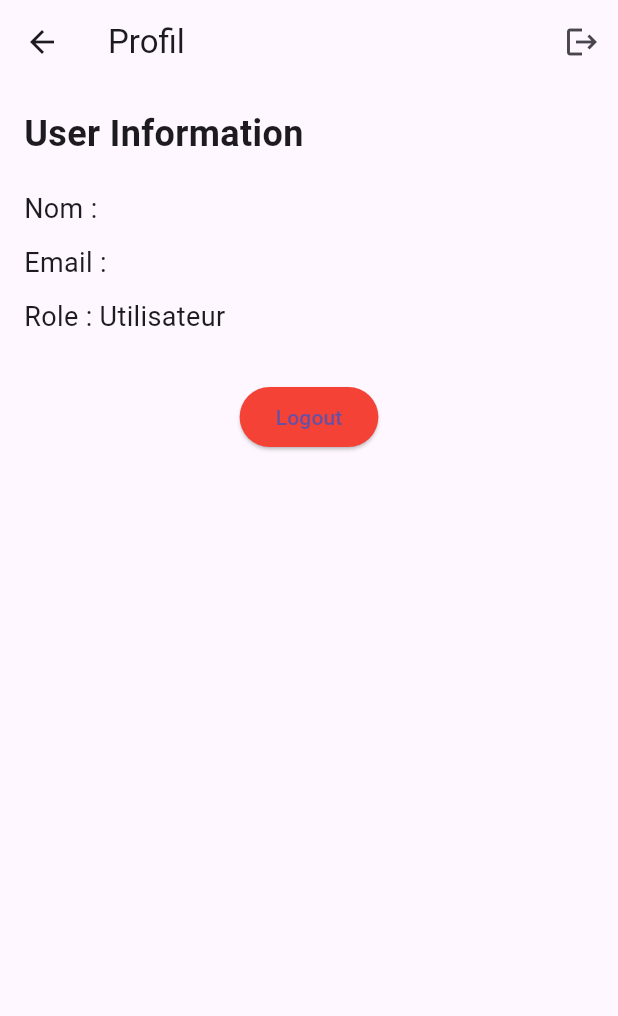
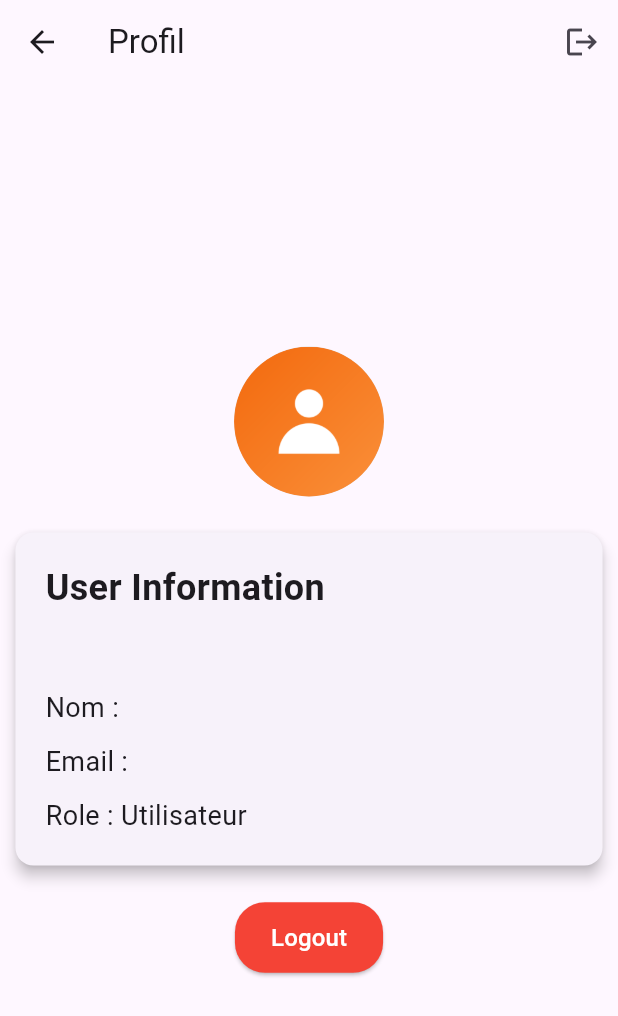
Before and after one commit to oussama117/ApplicationFlutterIot, a Flutter app: the ProfileScreen screen opened by its route, on a phone screen of 412 x 824 dp. Shown: the top 1016 px of the screen. Run offline on Flutter 3.47's test engine with Material 3 defaults, Android fonts, the phone set to English and light mode, and no system bars; our stand-ins replace fl_chart, flutter_local_notifications, shared_preferences; accounts and stored records are empty.

```diff
--- a/frontend/lib/screens/ProfileScreen.dart
+++ b/frontend/lib/screens/ProfileScreen.dart
@@ -4,20 +4,39 @@ import 'package:shared_preferences/shared_preferences.dart';
 class ProfileScreen extends StatelessWidget {
   const ProfileScreen({super.key});
 
-  // Fonction pour récupérer les informations utilisateur
+  // Fetch user information from SharedPreferences
   Future<Map<String, String>> getUserInfo() async {
     final prefs = await SharedPreferences.getInstance();
+
+    String name = prefs.getString('userName') ?? 'Inconnu';
+    String email = prefs.getString('userEmail') ?? 'Non renseigné';
+    String role = prefs.getString('userRole') ?? 'Utilisateur';
+
+    // Debugging output to check the values being fetched
+    print('Fetched user info - Name: $name, Email: $email, Role: $role');
+
     return {
-      'name': prefs.getString('userName') ?? 'Inconnu',
-      'email': prefs.getString('userEmail') ?? 'Non renseigné',
-      'role': prefs.getString('userRole') ?? 'Utilisateur',
+      'name': name,
+      'email': email,
+      'role': role,
     };
   }
 
-  // Fonction de déconnexion
+  // Save user information to SharedPreferences
+  Future<void> saveUserInfo() async {
+    final prefs = await SharedPreferences.getInstance();
+    await prefs.setString('userName', 'John Doe');
+    await prefs.setString('userEmail', 'john.doe@example.com');
+    await prefs.setString('userRole', 'Admin');
+
+    // Debugging output to ensure data is saved
+    print('User Info Saved: John Doe, john.doe@example.com, Admin');
+  }
+
+  // Logout function
   Future<void> logout(BuildContext context) async {
     final prefs = await SharedPreferences.getInstance();
-    await prefs.clear(); // Supprimer toutes les données
+    await prefs.clear();
     Navigator.pushReplacementNamed(context, '/login');
   }
 
@@ -42,36 +61,79 @@ class ProfileScreen extends StatelessWidget {
 
           if (snapshot.hasError) {
             return const Center(
-                child: Text('Erreur lors du chargement des données.'));
+              child: Text('Erreur lors du chargement des données.'),
+            );
           }
 
           final userInfo = snapshot.data!;
 
-          return Padding(
-            padding: const EdgeInsets.all(16.0),
+          return Center(
             child: Column(
-              crossAxisAlignment: CrossAxisAlignment.start,
+              mainAxisAlignment: MainAxisAlignment.center,
               children: [
-                const Text(
-                  'User Information',
-                  style: TextStyle(fontSize: 24, fontWeight: FontWeight.bold),
+                // Profile Picture
+                CircleAvatar(
+                  radius: 50,
+                  backgroundColor: Colors.grey[300],
+                  backgroundImage: const AssetImage('assets/img/profile.png'),
+                  onBackgroundImageError: (_, __) => const Icon(
+                    Icons.person,
+                    size: 50,
+                  ),
                 ),
                 const SizedBox(height: 20),
-                Text('Nom : ${userInfo['name']}',
-                    style: const TextStyle(fontSize: 18)),
-                const SizedBox(height: 10),
-                Text('Email : ${userInfo['email']}',
-                    style: const TextStyle(fontSize: 18)),
-                const SizedBox(height: 10),
-                Text('Role : ${userInfo['role']}',
-                    style: const TextStyle(fontSize: 18)),
-                const SizedBox(height: 30),
-                Center(
-                  child: ElevatedButton(
-                    onPressed: () => logout(context),
-                    style:
-                        ElevatedButton.styleFrom(backgroundColor: Colors.red),
-                    child: const Text('Logout'),
+                // User Info Card
+                Card(
+                  shape: RoundedRectangleBorder(
+                    borderRadius: BorderRadius.circular(12),
+                  ),
+                  elevation: 4,
+                  child: Container(
+                    width: MediaQuery.of(context).size.width * 0.95,
+                    padding: const EdgeInsets.all(20.0),
+                    child: Column(
+                      crossAxisAlignment: CrossAxisAlignment.start,
+                      mainAxisSize: MainAxisSize.min,
+                      children: [
+                        const Text(
+                          'User Information',
+                          style: TextStyle(
+                              fontSize: 24, fontWeight: FontWeight.bold),
+                        ),
+                        const SizedBox(height: 50),
+                        Text(
+                          'Nom : ${userInfo['name']}',
+                          style: const TextStyle(fontSize: 18),
+                        ),
+                        const SizedBox(height: 10),
+                        Text(
+                          'Email : ${userInfo['email']}',
+                          style: const TextStyle(fontSize: 18),
+                        ),
+                        const SizedBox(height: 10),
+                        Text(
+                          'Role : ${userInfo['role']}',
+                          style: const TextStyle(fontSize: 18),
+                        ),
+                      ],
+                    ),
+                  ),
+                ),
+                const SizedBox(height: 20),
+                // Logout Button
+                ElevatedButton(
+                  onPressed: () => logout(context),
+                  style: ElevatedButton.styleFrom(
+                    backgroundColor: Colors.red,
+                    padding: const EdgeInsets.symmetric(
+                        vertical: 12, horizontal: 24),
+                    shape: RoundedRectangleBorder(
+                      borderRadius: BorderRadius.circular(20),
+                    ),
+                  ),
+                  child: const Text(
+                    'Logout',
+                    style: TextStyle(fontSize: 16, color: Colors.white),
                   ),
                 ),
               ],
--- a/frontend/pubspec.yaml
+++ b/frontend/pubspec.yaml
@@ -29,6 +29,7 @@ dependencies:
   image_picker: ^0.8.5+3
   fl_chart: ^0.69.2
   syncfusion_flutter_charts: ^20.2.40
+  flutter_local_notifications: ^15.0.0
 
 dev_dependencies:
   flutter_test:
```
Also changed, not shown: frontend/lib/helpers/notification_helper.dart (added, +29 -0 lines), frontend/lib/main.dart (+22 -7 lines), frontend/lib/screens/sheep_profile_screen.dart (+7 -0 lines), frontend/pubspec.lock, 2 other files.
